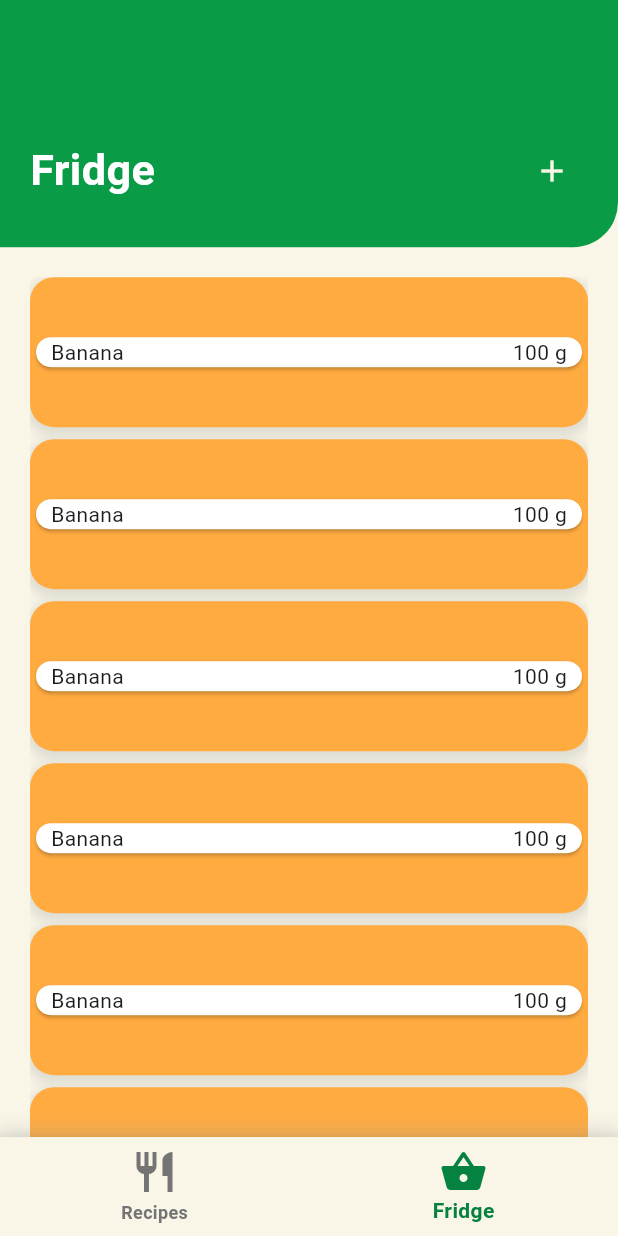
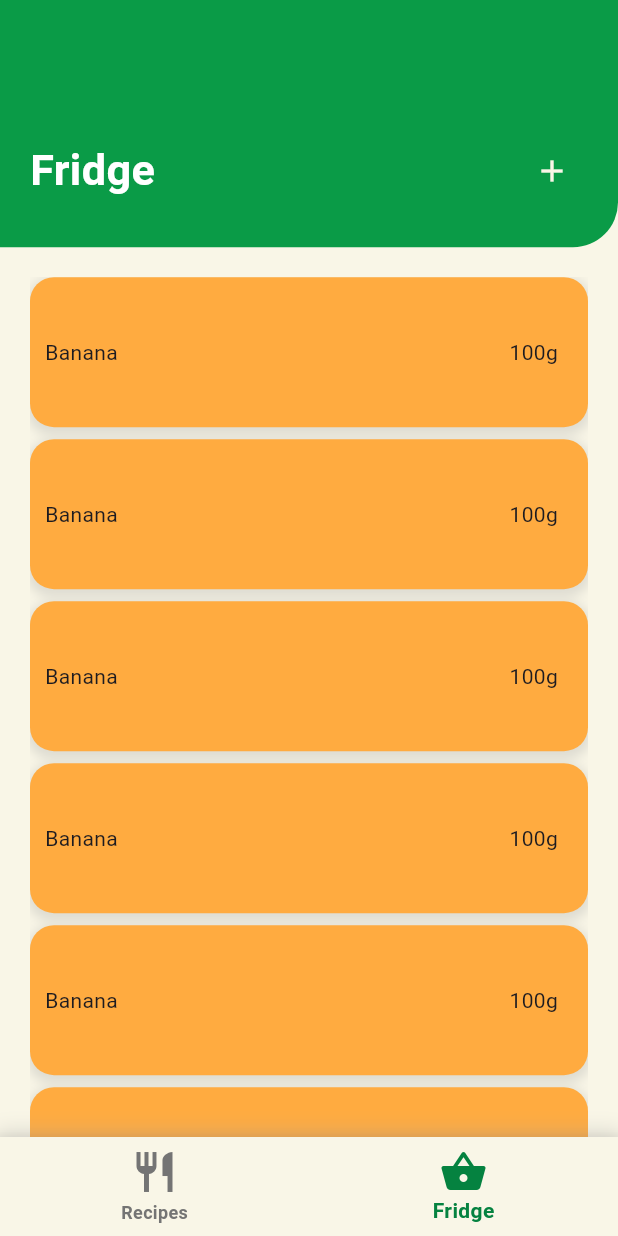
Before and after one commit to MosesTong07/dontwastefood, a Flutter app: the screen it shows after launch, item 2 of the bottom bar chosen, on a phone screen of 412 x 824 dp. Run offline on Flutter 3.47's test engine with Material 3 defaults, Android fonts, the phone set to English and light mode, and no system bars; our stand-ins replace supabase_flutter; accounts and stored records are empty.

Commit message:
Improved ingredient cards

```diff
--- a/lib/ingredient_card.dart
+++ b/lib/ingredient_card.dart
@@ -21,6 +21,7 @@ class IngredientCard extends StatelessWidget {
         color: Colors.white,
         child: Padding(
           padding: const EdgeInsets.only(left: 10.0, right: 10.0),
+
           child: Row(
             children: [
               Text(name),
--- a/lib/pages/ingredients.dart
+++ b/lib/pages/ingredients.dart
@@ -279,8 +279,15 @@ class IngredientsScreenContent extends StatelessWidget {
                                 ),
                               ],
                             ),
-                            child: Center(
-                              child: IngredientCard(name: "Banana", quantity: 100)
+                            child: Padding(
+                              padding: const EdgeInsets.only(left: 10.0, right: 20.0),
+                              child: Row(
+                                children: [
+                                  Text("Banana"),
+                                  Spacer(),
+                                  Text("100g")
+                                ]
+                              ),
                             ),
                           ),
                         );
```
